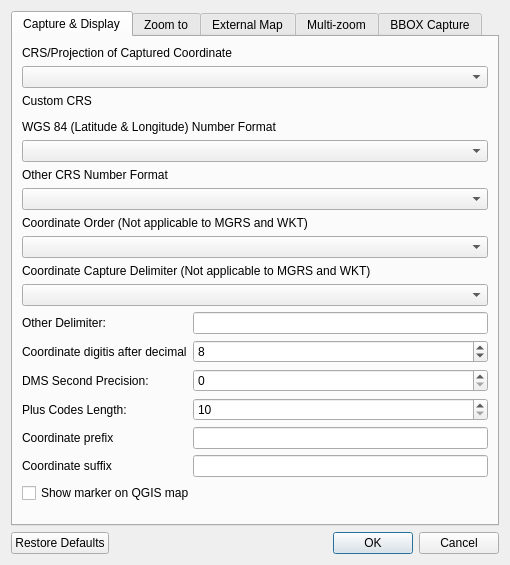
Qt form ui/latLonSettings.ui (NationalSecurityAgency/qgis-latlontools-plugin) before a commit.
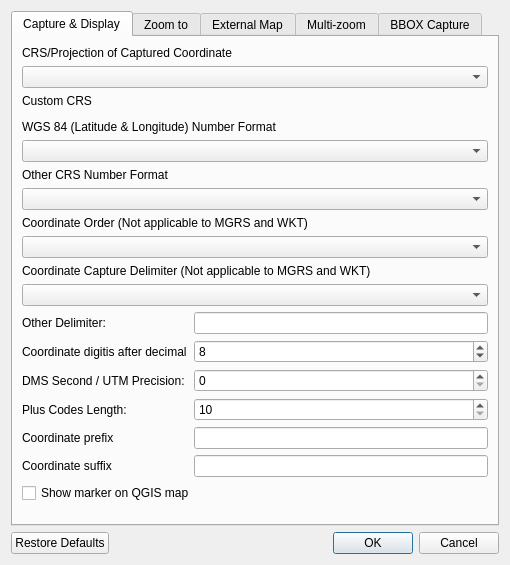
The same form after that commit. Custom widgets are drawn as their Qt base class.

```diff
--- a/ui/latLonSettings.ui
+++ b/ui/latLonSettings.ui
@@ -102,7 +102,7 @@
          <item row="2" column="0">
           <widget class="QLabel" name="label_4">
            <property name="text">
-            <string>DMS Second Precision: </string>
+            <string>DMS Second / UTM Precision: </string>
            </property>
           </widget>
          </item>
```
